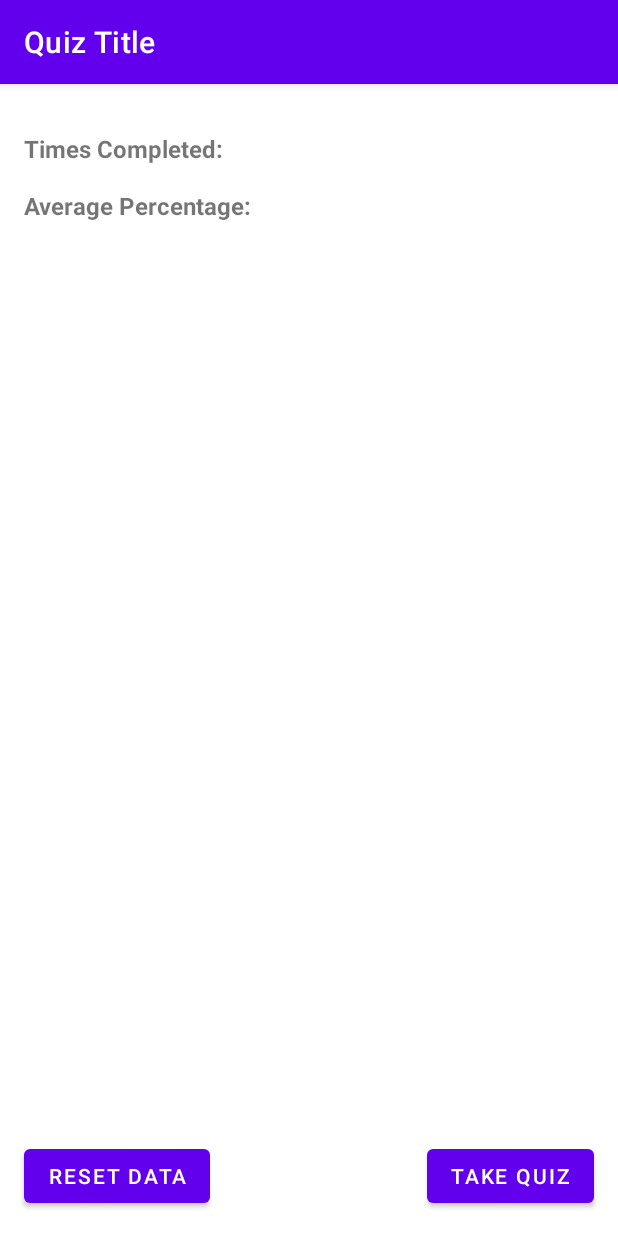
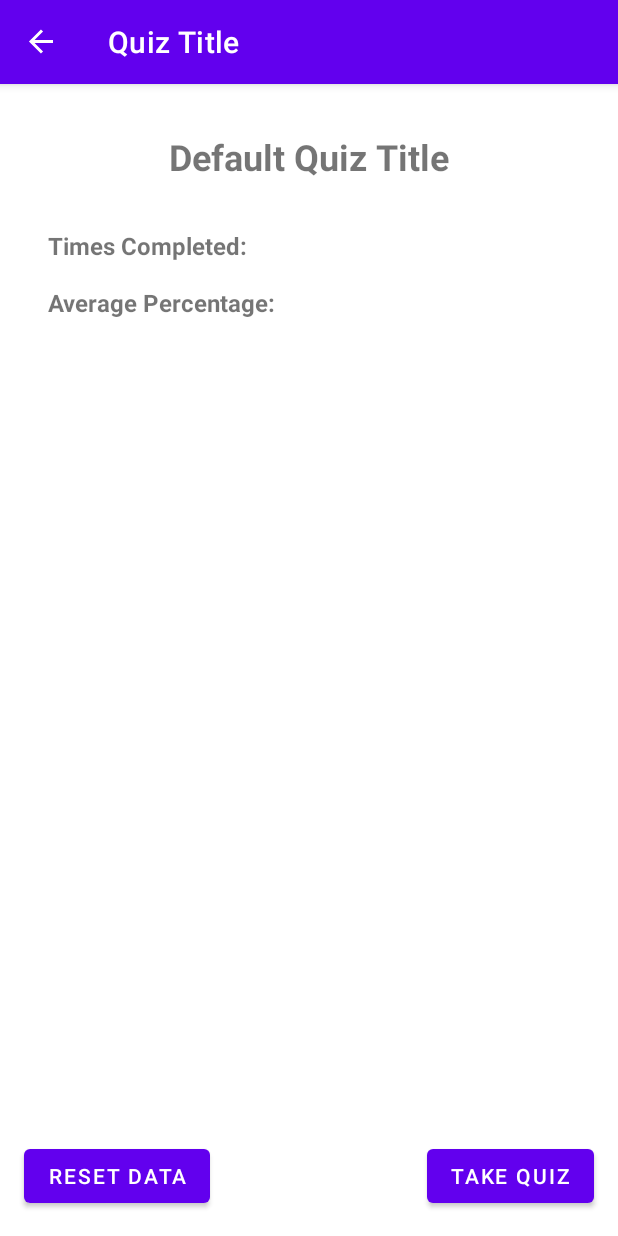
Before and after one commit to Hasnain123Raza/QuizMaster, an Android app: the profileFragment screen opened through its navigation route, after a tap on "CONTINUE", on a phone screen of 412 x 824 dp. Run offline under Robolectric (Android 15) with nearby library versions, the phone set to English and light mode, and no system bars; our stand-ins replace navigation-ui.

Commit message:
Nice job

```diff
--- a/app/src/main/java/com/example/quizmaster/MainActivity.kt
+++ b/app/src/main/java/com/example/quizmaster/MainActivity.kt
@@ -2,8 +2,9 @@ package com.example.quizmaster
 
 import androidx.appcompat.app.AppCompatActivity
 import android.os.Bundle
-import androidx.navigation.NavHostController
 import androidx.navigation.findNavController
+import androidx.navigation.ui.AppBarConfiguration
+import androidx.navigation.ui.NavigationUI
 import com.example.quizmaster.databinding.ActivityMainBinding
 
 class MainActivity : AppCompatActivity() {
@@ -22,12 +23,22 @@ class MainActivity : AppCompatActivity() {
             title = when (destination.id) {
                 R.id.welcomeFragment -> "QuizMaster"
                 R.id.profileFragment -> "Profile"
-                R.id.viewQuizFragment -> "Quiz Title"
+                R.id.extendedViewQuizFragment -> "Quiz Title"
                 R.id.takeQuizFragment -> "Quiz Title"
                 R.id.quizResultFragment -> "Quiz Title"
                 R.id.aboutFragment -> "About"
                 else -> "QuizMaster"
             }
         }
+
+        val appBarConfiguration = AppBarConfiguration(
+                setOf(R.id.welcomeFragment, R.id.profileFragment)
+        )
+        NavigationUI.setupActionBarWithNavController(this, navController, appBarConfiguration)
+
+    }
+
+    override fun onSupportNavigateUp(): Boolean {
+        return findNavController(R.id.fragment).navigateUp()
     }
 }
--- a/app/src/main/java/com/example/quizmaster/AboutFragment.kt
+++ b/app/src/main/java/com/example/quizmaster/fragments/AboutFragment.kt
@@ -1,10 +1,11 @@
-package com.example.quizmaster
+package com.example.quizmaster.fragments
 
 import android.os.Bundle
 import androidx.fragment.app.Fragment
 import android.view.LayoutInflater
 import android.view.View
 import android.view.ViewGroup
+import com.example.quizmaster.R
 
 // TODO: Rename parameter arguments, choose names that match
 // the fragment initialization parameters, e.g. ARG_ITEM_NUMBER
--- a/app/src/main/java/com/example/quizmaster/TakeQuizFragment.kt
+++ b/app/src/main/java/com/example/quizmaster/fragments/ExtendedViewQuizFragment.kt
@@ -1,4 +1,4 @@
-package com.example.quizmaster
+package com.example.quizmaster.fragments
 
 import android.os.Bundle
 import androidx.fragment.app.Fragment
@@ -6,23 +6,22 @@ import android.view.LayoutInflater
 import android.view.View
 import android.view.ViewGroup
 import androidx.navigation.fragment.findNavController
-import com.example.quizmaster.databinding.FragmentTakeQuizBinding
-import com.example.quizmaster.databinding.FragmentViewQuizBinding
+import com.example.quizmaster.R
+import com.example.quizmaster.databinding.FragmentExtendedViewQuizBinding
 
-
-class TakeQuizFragment : Fragment() {
-    private var _binding: FragmentTakeQuizBinding? = null
+class ExtendedViewQuizFragment : Fragment() {
+    private var _binding: FragmentExtendedViewQuizBinding? = null
     private val binding get() = _binding!!
 
     override fun onCreateView(
             inflater: LayoutInflater, container: ViewGroup?,
             savedInstanceState: Bundle?
     ): View? {
-        _binding = FragmentTakeQuizBinding.inflate(inflater, container, false)
+        _binding = FragmentExtendedViewQuizBinding.inflate(inflater, container, false)
 
-        binding.fragmentTakeQuizSubmitButton.setOnClickListener {
+        binding.fragmentExtendedViewQuizTakeQuizButton.setOnClickListener {
             findNavController().navigate(
-                    R.id.action_takeQuizFragment_to_quizResultFragment
+                    R.id.action_extendedViewQuizFragment_to_takeQuizFragment
             )
         }
 
--- a/app/src/main/java/com/example/quizmaster/QuizResultFragment.kt
+++ b/app/src/main/java/com/example/quizmaster/fragments/QuizResultFragment.kt
@@ -1,14 +1,13 @@
-package com.example.quizmaster
+package com.example.quizmaster.fragments
 
 import android.os.Bundle
 import androidx.fragment.app.Fragment
 import android.view.LayoutInflater
 import android.view.View
 import android.view.ViewGroup
-import androidx.fragment.app.FragmentResultListener
 import androidx.navigation.fragment.findNavController
+import com.example.quizmaster.R
 import com.example.quizmaster.databinding.FragmentQuizResultBinding
-import com.example.quizmaster.databinding.FragmentTakeQuizBinding
 
 class QuizResultFragment : Fragment() {
     private var _binding: FragmentQuizResultBinding? = null
@@ -28,7 +27,7 @@ class QuizResultFragment : Fragment() {
 
         binding.fragmentQuizResultRetryButton.setOnClickListener {
             findNavController().navigate(
-                    R.id.action_quizResultFragment_to_viewQuizFragment
+                    R.id.action_quizResultFragment_to_extendedViewQuizFragment
             )
         }
 
--- a/app/src/main/java/com/example/quizmaster/ViewQuizFragment.kt
+++ b/app/src/main/java/com/example/quizmaster/fragments/TakeQuizFragment.kt
@@ -1,4 +1,4 @@
-package com.example.quizmaster
+package com.example.quizmaster.fragments
 
 import android.os.Bundle
 import androidx.fragment.app.Fragment
@@ -6,22 +6,23 @@ import android.view.LayoutInflater
 import android.view.View
 import android.view.ViewGroup
 import androidx.navigation.fragment.findNavController
-import com.example.quizmaster.databinding.FragmentQuizBankBinding
-import com.example.quizmaster.databinding.FragmentViewQuizBinding
+import com.example.quizmaster.R
+import com.example.quizmaster.databinding.FragmentTakeQuizBinding
 
-class ViewQuizFragment : Fragment() {
-    private var _binding: FragmentViewQuizBinding? = null
+
+class TakeQuizFragment : Fragment() {
+    private var _binding: FragmentTakeQuizBinding? = null
     private val binding get() = _binding!!
 
     override fun onCreateView(
             inflater: LayoutInflater, container: ViewGroup?,
             savedInstanceState: Bundle?
     ): View? {
-        _binding = FragmentViewQuizBinding.inflate(inflater, container, false)
+        _binding = FragmentTakeQuizBinding.inflate(inflater, container, false)
 
-        binding.fragmentViewQuizTakeQuizButton.setOnClickListener {
+        binding.fragmentTakeQuizSubmitButton.setOnClickListener {
             findNavController().navigate(
-                    R.id.action_viewQuizFragment_to_takeQuizFragment
+                    R.id.action_takeQuizFragment_to_quizResultFragment
             )
         }
 
--- /dev/null
+++ b/app/src/main/java/com/example/quizmaster/fragments/ViewQuizFragment.kt
@@ -0,0 +1,32 @@
+package com.example.quizmaster.fragments
+
+import android.os.Bundle
+import androidx.fragment.app.Fragment
+import android.view.LayoutInflater
+import android.view.View
+import android.view.ViewGroup
+import androidx.navigation.fragment.findNavController
+import com.example.quizmaster.databinding.FragmentExtendedViewQuizBinding
+import com.example.quizmaster.databinding.FragmentViewQuizBinding
+
+class ViewQuizFragment : Fragment() {
+    private var _binding: FragmentViewQuizBinding? = null
+    private val binding get() = _binding!!
+
+    override fun onCreateView(
+            inflater: LayoutInflater, container: ViewGroup?,
+            savedInstanceState: Bundle?
+    ): View? {
+        _binding = FragmentViewQuizBinding.inflate(inflater, container, false)
+
+
+
+        return binding.root
+    }
+
+    override fun onDestroyView() {
+        super.onDestroyView()
+
+        _binding = null
+    }
+}
--- a/app/src/main/java/com/example/quizmaster/WelcomeFragment.kt
+++ b/app/src/main/java/com/example/quizmaster/fragments/WelcomeFragment.kt
@@ -1,4 +1,4 @@
-package com.example.quizmaster
+package com.example.quizmaster.fragments
 
 import android.os.Bundle
 import androidx.fragment.app.Fragment
@@ -6,6 +6,7 @@ import android.view.LayoutInflater
 import android.view.View
 import android.view.ViewGroup
 import androidx.navigation.fragment.findNavController
+import com.example.quizmaster.R
 import com.example.quizmaster.databinding.FragmentWelcomeBinding
 
 class WelcomeFragment : Fragment() {
--- /dev/null
+++ b/app/src/main/java/com/example/quizmaster/fragments/profileFragment.kt
@@ -0,0 +1,28 @@
+package com.example.quizmaster.fragments
+
+import android.os.Bundle
+import androidx.fragment.app.Fragment
+import android.view.LayoutInflater
+import android.view.View
+import android.view.ViewGroup
+import com.example.quizmaster.databinding.FragmentProfileBinding
+
+class profileFragment : Fragment() {
+    private var _binding: FragmentProfileBinding? = null
+    private val binding get() = _binding!!
+
+    override fun onCreateView(
+        inflater: LayoutInflater, container: ViewGroup?,
+        savedInstanceState: Bundle?
+    ): View? {
+        _binding = FragmentProfileBinding.inflate(inflater, container, false)
+
+        return binding.root
+    }
+
+    override fun onDestroyView() {
+        super.onDestroyView()
+
+        _binding = null
+    }
+}
--- a/app/src/main/java/com/example/quizmaster/profileFragment.kt
+++ /dev/null
@@ -1,59 +0,0 @@
-package com.example.quizmaster
-
-import android.os.Bundle
-import androidx.fragment.app.Fragment
-import android.view.LayoutInflater
-import android.view.View
-import android.view.ViewGroup
-
-// TODO: Rename parameter arguments, choose names that match
-// the fragment initialization parameters, e.g. ARG_ITEM_NUMBER
-private const val ARG_PARAM1 = "param1"
-private const val ARG_PARAM2 = "param2"
-
-/**
- * A simple [Fragment] subclass.
- * Use the [profileFragment.newInstance] factory method to
- * create an instance of this fragment.
- */
-class profileFragment : Fragment() {
-    // TODO: Rename and change types of parameters
-    private var param1: String? = null
-    private var param2: String? = null
-
-    override fun onCreate(savedInstanceState: Bundle?) {
-        super.onCreate(savedInstanceState)
-        arguments?.let {
-            param1 = it.getString(ARG_PARAM1)
-            param2 = it.getString(ARG_PARAM2)
-        }
-    }
-
-    override fun onCreateView(
-        inflater: LayoutInflater, container: ViewGroup?,
-        savedInstanceState: Bundle?
-    ): View? {
-        // Inflate the layout for this fragment
-        return inflater.inflate(R.layout.fragment_profile, container, false)
-    }
-
-    companion object {
-        /**
-         * Use this factory method to create a new instance of
-         * this fragment using the provided parameters.
-         *
-         * @param param1 Parameter 1.
-         * @param param2 Parameter 2.
-         * @return A new instance of fragment profileFragment.
-         */
-        // TODO: Rename and change types and number of parameters
-        @JvmStatic
-        fun newInstance(param1: String, param2: String) =
-            profileFragment().apply {
-                arguments = Bundle().apply {
-                    putString(ARG_PARAM1, param1)
-                    putString(ARG_PARAM2, param2)
-                }
-            }
-    }
-}
--- a/app/src/main/res/layout/fragment_about.xml
+++ b/app/src/main/res/layout/fragment_about.xml
@@ -4,7 +4,7 @@
     android:layout_width="match_parent"
     android:layout_height="match_parent"
     android:orientation="vertical"
-    tools:context=".AboutFragment"
+    tools:context=".fragments.AboutFragment"
     android:padding="16dp">
 
     <TextView
--- /dev/null
+++ b/app/src/main/res/layout/fragment_extended_view_quiz.xml
@@ -0,0 +1,45 @@
+<?xml version="1.0" encoding="utf-8"?>
+<androidx.constraintlayout.widget.ConstraintLayout xmlns:android="http://schemas.android.com/apk/res/android"
+    xmlns:app="http://schemas.android.com/apk/res-auto"
+    xmlns:tools="http://schemas.android.com/tools"
+    android:layout_width="match_parent"
+    android:layout_height="match_parent"
+    tools:context=".fragments.ExtendedViewQuizFragment">
+
+    <Button
+        android:id="@+id/fragment_extended_view_quiz_resetData_button"
+        android:layout_width="wrap_content"
+        android:layout_height="wrap_content"
+        android:layout_marginStart="16dp"
+        android:layout_marginLeft="16dp"
+        android:layout_marginBottom="16dp"
+        android:text="@string/fragment_extended_view_quiz_resetData_button"
+        app:layout_constraintBottom_toBottomOf="parent"
+        app:layout_constraintStart_toStartOf="parent" />
+
+    <Button
+        android:id="@+id/fragment_extended_view_quiz_takeQuiz_button"
+        android:layout_width="wrap_content"
+        android:layout_height="wrap_content"
+        android:layout_marginEnd="16dp"
+        android:layout_marginRight="16dp"
+        android:layout_marginBottom="16dp"
+        android:text="@string/fragment_extended_view_quiz_takeQuiz_button"
+        app:layout_constraintBottom_toBottomOf="parent"
+        app:layout_constraintEnd_toEndOf="parent" />
+
+    <androidx.fragment.app.FragmentContainerView
+        android:id="@+id/fragment_extended_view_view_fragmentContainerView"
+        android:name="com.example.quizmaster.fragments.ViewQuizFragment"
+        android:layout_width="0dp"
+        android:layout_height="0dp"
+        android:layout_marginStart="16dp"
+        android:layout_marginTop="16dp"
+        android:layout_marginEnd="16dp"
+        android:layout_marginBottom="16dp"
+        app:layout_constraintBottom_toTopOf="@+id/fragment_extended_view_quiz_resetData_button"
+        app:layout_constraintEnd_toEndOf="parent"
+        app:layout_constraintStart_toStartOf="parent"
+        app:layout_constraintTop_toTopOf="parent" />
+
+</androidx.constraintlayout.widget.ConstraintLayout>
--- a/app/src/main/res/layout/fragment_profile.xml
+++ b/app/src/main/res/layout/fragment_profile.xml
@@ -4,11 +4,11 @@
     xmlns:tools="http://schemas.android.com/tools"
     android:layout_width="match_parent"
     android:layout_height="match_parent"
-    tools:context=".profileFragment">
+    tools:context=".fragments.profileFragment">
 
     <androidx.fragment.app.FragmentContainerView
         android:id="@+id/fragment2"
-        android:name="com.example.quizmaster.QuizBankFragment"
+        android:name="com.example.quizmaster.fragments.QuizBankFragment"
         android:layout_width="0dp"
         android:layout_height="0dp"
         android:layout_marginStart="16dp"
--- a/app/src/main/res/layout/fragment_quiz_bank.xml
+++ b/app/src/main/res/layout/fragment_quiz_bank.xml
@@ -4,7 +4,7 @@
     xmlns:tools="http://schemas.android.com/tools"
     android:layout_width="match_parent"
     android:layout_height="match_parent"
-    tools:context=".QuizBankFragment">
+    tools:context=".fragments.QuizBankFragment">
 
     <Button
         android:id="@+id/fragment_quiz_bank_continue_button"
--- a/app/src/main/res/layout/fragment_quiz_result.xml
+++ b/app/src/main/res/layout/fragment_quiz_result.xml
@@ -4,7 +4,7 @@
     xmlns:tools="http://schemas.android.com/tools"
     android:layout_width="match_parent"
     android:layout_height="match_parent"
-    tools:context=".QuizResultFragment">
+    tools:context=".fragments.QuizResultFragment">
 
     <TextView
         android:id="@+id/fragment_quiz_result_totalQuestions_textView"
--- a/app/src/main/res/layout/fragment_take_quiz.xml
+++ b/app/src/main/res/layout/fragment_take_quiz.xml
@@ -4,7 +4,7 @@
     xmlns:tools="http://schemas.android.com/tools"
     android:layout_width="match_parent"
     android:layout_height="match_parent"
-    tools:context=".TakeQuizFragment" >
+    tools:context=".fragments.TakeQuizFragment" >
 
     <Button
         android:id="@+id/fragment_take_quiz_previous_button"
--- a/app/src/main/res/layout/fragment_view_quiz.xml
+++ b/app/src/main/res/layout/fragment_view_quiz.xml
@@ -4,7 +4,7 @@
     xmlns:tools="http://schemas.android.com/tools"
     android:layout_width="match_parent"
     android:layout_height="match_parent"
-    tools:context=".ViewQuizFragment" >
+    tools:context=".fragments.ExtendedViewQuizFragment" >
 
     <TextView
         android:id="@+id/fragment_view_quiz_timesCompleted_textView"
@@ -15,7 +15,7 @@
         android:layout_marginTop="32dp"
         android:text="@string/fragment_view_quiz_timesCompleted_textView"
         app:layout_constraintStart_toStartOf="parent"
-        app:layout_constraintTop_toTopOf="parent" />
+        app:layout_constraintTop_toBottomOf="@+id/fragment_view_quiz_title_textView" />
 
     <TextView
         android:id="@+id/fragment_view_quiz_timesCompletedData_textView"
@@ -49,26 +49,15 @@
         app:layout_constraintStart_toEndOf="@+id/fragment_view_quiz_averagePercentage_textView"
         style="@style/fieldData_textView" />
 
-    <Button
-        android:id="@+id/fragment_view_quiz_resetData_button"
+    <TextView
+        android:id="@+id/fragment_view_quiz_title_textView"
         android:layout_width="wrap_content"
         android:layout_height="wrap_content"
-        android:layout_marginStart="16dp"
-        android:layout_marginLeft="16dp"
-        android:layout_marginBottom="16dp"
-        android:text="@string/fragment_view_quiz_resetData_button"
-        app:layout_constraintBottom_toBottomOf="parent"
-        app:layout_constraintStart_toStartOf="parent" />
-
-    <Button
-        android:id="@+id/fragment_view_quiz_takeQuiz_button"
-        android:layout_width="wrap_content"
-        android:layout_height="wrap_content"
-        android:layout_marginEnd="16dp"
-        android:layout_marginRight="16dp"
-        android:layout_marginBottom="16dp"
-        android:text="@string/fragment_view_quiz_takeQuiz_button"
-        app:layout_constraintBottom_toBottomOf="parent"
-        app:layout_constraintEnd_toEndOf="parent" />
+        android:layout_marginTop="16dp"
+        android:text="@string/fragment_view_quiz_title_textView"
+        app:layout_constraintEnd_toEndOf="parent"
+        app:layout_constraintStart_toStartOf="parent"
+        app:layout_constraintTop_toTopOf="parent"
+        style="@style/title_textView"/>
 
 </androidx.constraintlayout.widget.ConstraintLayout>
--- a/app/src/main/res/layout/fragment_welcome.xml
+++ b/app/src/main/res/layout/fragment_welcome.xml
@@ -4,7 +4,7 @@
     xmlns:tools="http://schemas.android.com/tools"
     android:layout_width="match_parent"
     android:layout_height="match_parent"
-    tools:context=".WelcomeFragment">
+    tools:context=".fragments.WelcomeFragment">
 
     <!-- TODO: Update blank fragment layout -->
     <TextView
--- a/app/src/main/res/navigation/mainactivity_navigation_graph.xml
+++ b/app/src/main/res/navigation/mainactivity_navigation_graph.xml
@@ -7,7 +7,7 @@
 
     <fragment
         android:id="@+id/welcomeFragment"
-        android:name="com.example.quizmaster.WelcomeFragment"
+        android:name="com.example.quizmaster.fragments.WelcomeFragment"
         tools:layout="@layout/fragment_welcome">
         <action
             android:id="@+id/action_welcomeFragment_to_profileFragment"
@@ -17,42 +17,37 @@
     </fragment>
     <fragment
         android:id="@+id/profileFragment"
-        android:name="com.example.quizmaster.profileFragment"
-        android:label="fragment_profile"
+        android:name="com.example.quizmaster.fragments.profileFragment"
         tools:layout="@layout/fragment_profile" >
         <action
             android:id="@+id/action_profileFragment_to_viewQuizFragment"
-            app:destination="@id/viewQuizFragment" />
+            app:destination="@id/extendedViewQuizFragment" />
     </fragment>
     <fragment
         android:id="@+id/aboutFragment"
-        android:name="com.example.quizmaster.AboutFragment"
-        android:label="fragment_about"
+        android:name="com.example.quizmaster.fragments.AboutFragment"
         tools:layout="@layout/fragment_about" />
     <fragment
-        android:id="@+id/viewQuizFragment"
-        android:name="com.example.quizmaster.ViewQuizFragment"
-        android:label="fragment_view_quiz"
-        tools:layout="@layout/fragment_view_quiz" >
+        android:id="@+id/extendedViewQuizFragment"
+        android:name="com.example.quizmaster.fragments.ExtendedViewQuizFragment"
+        tools:layout="@layout/fragment_extended_view_quiz" >
         <action
-            android:id="@+id/action_viewQuizFragment_to_takeQuizFragment"
+            android:id="@+id/action_extendedViewQuizFragment_to_takeQuizFragment"
             app:destination="@id/takeQuizFragment"
-            app:popUpTo="@id/viewQuizFragment" />
+            app:popUpTo="@id/extendedViewQuizFragment" />
     </fragment>
     <fragment
         android:id="@+id/takeQuizFragment"
-        android:name="com.example.quizmaster.TakeQuizFragment"
-        android:label="fragment_take_quiz"
+        android:name="com.example.quizmaster.fragments.TakeQuizFragment"
         tools:layout="@layout/fragment_take_quiz" >
         <action
             android:id="@+id/action_takeQuizFragment_to_quizResultFragment"
             app:destination="@id/quizResultFragment"
-            app:popUpTo="@id/viewQuizFragment" />
+            app:popUpTo="@id/extendedViewQuizFragment" />
     </fragment>
     <fragment
         android:id="@+id/quizResultFragment"
-        android:name="com.example.quizmaster.QuizResultFragment"
-        android:label="fragment_quiz_result"
+        android:name="com.example.quizmaster.fragments.QuizResultFragment"
         tools:layout="@layout/fragment_quiz_result" >
         <action
             android:id="@+id/action_quizResultFragment_to_profileFragment"
@@ -60,9 +55,9 @@
             app:popUpTo="@id/profileFragment"
             app:popUpToInclusive="true" />
         <action
-            android:id="@+id/action_quizResultFragment_to_viewQuizFragment"
-            app:destination="@id/viewQuizFragment"
-            app:popUpTo="@id/viewQuizFragment"
+            android:id="@+id/action_quizResultFragment_to_extendedViewQuizFragment"
+            app:destination="@id/extendedViewQuizFragment"
+            app:popUpTo="@id/extendedViewQuizFragment"
             app:popUpToInclusive="true" />
     </fragment>
 </navigation>
--- a/app/src/main/res/values/strings.xml
+++ b/app/src/main/res/values/strings.xml
@@ -25,12 +25,9 @@
         If you exit without submitting, the quiz will not be accounted.
     </string>
 
-    <!-- Quiz View Fragment -->
-    <string name="fragment_view_quiz_title_textView">Default Quiz Title</string>
-    <string name="fragment_view_quiz_timesCompleted_textView">Times Completed:</string>
-    <string name="fragment_view_quiz_averagePercentage_textView">Average Percentage:</string>
-    <string name="fragment_view_quiz_resetData_button">Reset Data</string>
-    <string name="fragment_view_quiz_takeQuiz_button">Take Quiz</string>
+    <!-- Extended Quiz View Fragment -->
+    <string name="fragment_extended_view_quiz_resetData_button">Reset Data</string>
+    <string name="fragment_extended_view_quiz_takeQuiz_button">Take Quiz</string>
 
     <!-- Quiz Result Fragment -->
     <string name="fragment_quiz_result_title_textView">Default Quiz Title</string>
@@ -47,4 +44,9 @@
     <!-- Profile Fragment -->
     <string name="fragment_profile_resetData_button">Reset Data</string>
 
+    <!-- Quiz View Fragment -->
+    <string name="fragment_view_quiz_timesCompleted_textView">Times Completed:</string>
+    <string name="fragment_view_quiz_averagePercentage_textView">Average Percentage:</string>
+    <string name="fragment_view_quiz_title_textView">Default Quiz Title</string>
+
 </resources>
```
Also changed, not shown: app/src/main/java/com/example/quizmaster/fragments/QuizBankFragment.kt (renamed from app/src/main/java/com/example/quizmaster/QuizBankFragment.kt, +2 -6 lines).
